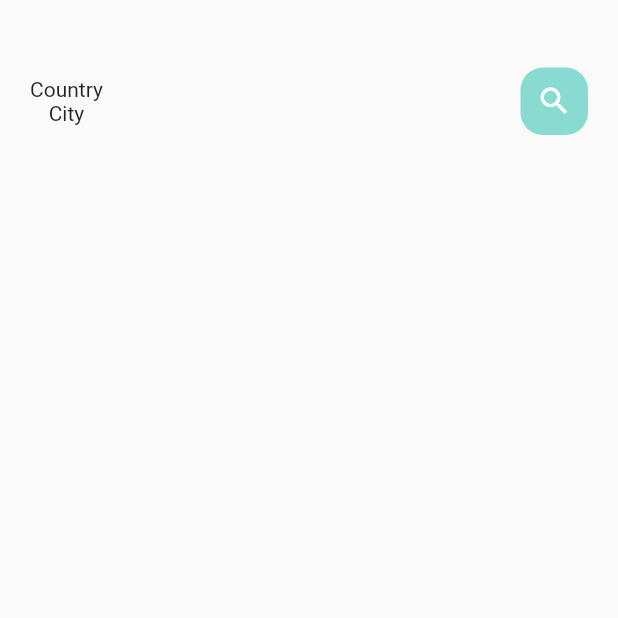
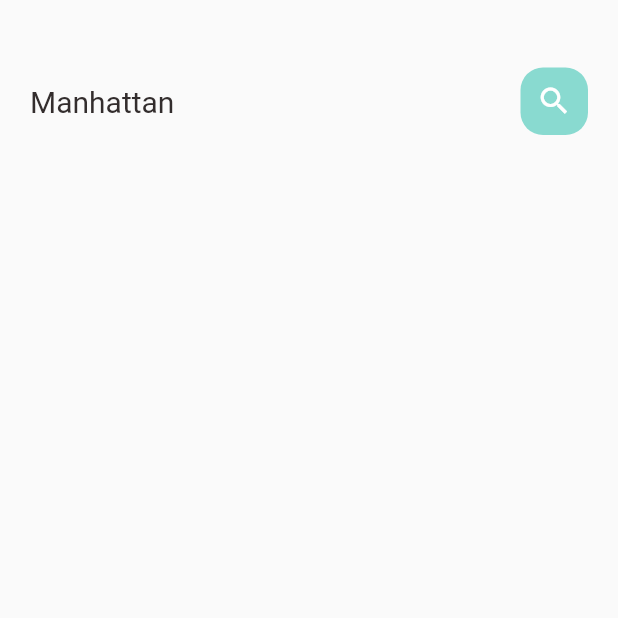
Before and after one commit to SrbastianM/Ecomerce, a Flutter app: the screen it shows after launch, on a phone screen of 412 x 824 dp, the top half of it. Run offline on Flutter 3.47's test engine with Material 2 defaults, Android fonts, the phone set to English and light mode, and no system bars.

Commit message:
Se ajustaron los estilos de las Fonts y ademas se integraron en el pubspec las configuraciones de los mismos

```diff
--- a/lib/home/main_food_page.dart
+++ b/lib/home/main_food_page.dart
@@ -1,4 +1,5 @@
 import 'package:eccommerce/utils/app_colors.dart';
+import 'package:eccommerce/widgets/big_text.dart';
 import 'package:flutter/material.dart';
 
 class MainFoodPage extends StatefulWidget {
@@ -22,7 +23,7 @@ class _MainFoodPageState extends State<MainFoodPage> {
                 mainAxisAlignment: MainAxisAlignment.spaceBetween,
                 children: [
                   Column(
-                    children: [Text("Country"), Text("City")],
+                    children: [BigText(text: "Manhattan")],
                   ),
                   Center(
                     child: Container(
--- a/lib/widgets/big_text.dart
+++ b/lib/widgets/big_text.dart
@@ -1,14 +1,14 @@
 import 'package:flutter/material.dart';
 
 class BigText extends StatelessWidget {
-  final Color? color;
+  Color? color;
   final String text;
   double size;
   TextOverflow overflow;
 
   BigText(
       {super.key,
-      required this.color,
+      this.color = const Color(0xFF332d2d),
       required this.text,
       this.size = 20,
       this.overflow = TextOverflow.ellipsis});
@@ -19,7 +19,10 @@ class BigText extends StatelessWidget {
       text,
       overflow: overflow,
       style: TextStyle(
-          fontFamily: 'Roboto', color: color, fontWeight: FontWeight.w400),
+          fontFamily: 'Roboto',
+          color: color,
+          fontSize: size,
+          fontWeight: FontWeight.w400),
     );
   }
 }
```
Also changed, not shown: pubspec.yaml (+15 -18 lines), asset/font/Roboto-Black.ttf (renamed from assets/font/Roboto-Black.ttf), asset/font/Roboto-Bold.ttf (renamed from assets/font/Roboto-Bold.ttf), asset/font/Roboto-Medium.ttf (renamed from assets/font/Roboto-Medium.ttf), asset/font/Roboto-Regular.ttf (renamed from assets/font/Roboto-Regular.ttf).
